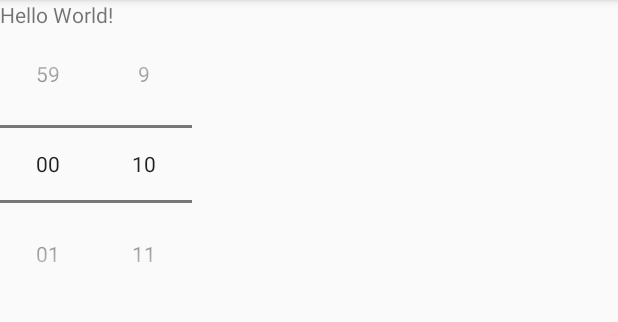
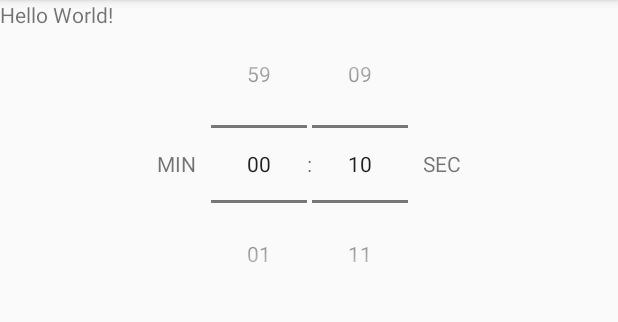
Before and after one commit to logikfabrik/hiit, an Android app: the screen it shows after launch (MainActivity), on a phone screen of 412 x 824 dp, the part 84-406 px from its top. Run offline under Robolectric (Android 15) with nearby library versions, the phone set to English and light mode, and no system bars.

Commit message:
Renames the picker widget and restructures code

```diff
--- a/src/app/src/main/java/com/example/hiit/MainActivity.kt
+++ b/src/app/src/main/java/com/example/hiit/MainActivity.kt
@@ -7,13 +7,5 @@ class MainActivity : AppCompatActivity() {
     override fun onCreate(savedInstanceState: Bundle?) {
         super.onCreate(savedInstanceState)
         setContentView(R.layout.activity_main)
-
-        val minPicker = this.findViewById<MyNumberPicker>(R.id.minMyNumberPicker);
-
-        val range = IntRange(minPicker.minValue, minPicker.maxValue);
-
-        val tmp = range.map { value -> if(value < 10) "0$value" else "$value"; }.toTypedArray();
-
-        minPicker.displayedValues = tmp;
     }
 }
--- a/src/app/src/main/java/com/example/hiit/MyNumberPicker.kt
+++ b/src/app/src/main/java/com/example/hiit/widgets/MyTimePartPicker.kt
@@ -1,10 +1,11 @@
-package com.example.hiit
+package com.example.hiit.widgets
 
 import android.content.Context
 import android.util.AttributeSet
 import android.widget.NumberPicker
+import com.example.hiit.R
 
-class MyNumberPicker : NumberPicker {
+open class MyTimePartPicker : NumberPicker {
 
     constructor(context: Context) : super(context)
 
@@ -21,15 +22,29 @@ class MyNumberPicker : NumberPicker {
     }
 
     private fun processXmlAttributes(attrs: AttributeSet, defStyleAttr: Int = 0, defStyleRes: Int = 0) {
-        val attributes = context.theme.obtainStyledAttributes(attrs, R.styleable.MyNumberPicker, defStyleAttr, defStyleRes)
+        val attributes = context.theme.obtainStyledAttributes(attrs, R.styleable.MyTimePartPicker, defStyleAttr, defStyleRes)
 
         try {
-            this.minValue = attributes.getInt(R.styleable.MyNumberPicker_minValue, 0)
-            this.maxValue = attributes.getInt(R.styleable.MyNumberPicker_maxValue, 0)
-            this.value = attributes.getInt(R.styleable.MyNumberPicker_defaultValue, 0)
+            minValue = maxOf(attributes.getInt(R.styleable.MyTimePartPicker_minValue, 0), 0)
+            maxValue = maxOf(attributes.getInt(R.styleable.MyTimePartPicker_maxValue, 60), 0)
+            value = maxOf(attributes.getInt(R.styleable.MyTimePartPicker_defaultValue, 0), 0)
         } finally {
             attributes.recycle()
         }
     }
 
+    override fun onFinishInflate() {
+        super.onFinishInflate()
+
+        if(minValue >= maxValue) {
+            return
+        }
+
+        val range = IntRange(minValue, maxValue)
+
+        val values = range.map { value -> if(value < 10) "0$value" else "$value"; }.toTypedArray()
+
+        displayedValues = values
+    }
+
 }
--- a/src/app/src/main/res/layout/activity_main.xml
+++ b/src/app/src/main/res/layout/activity_main.xml
@@ -7,9 +7,11 @@
     tools:context=".MainActivity">
 
     <LinearLayout
+        android:layout_width="match_parent"
         android:layout_height="match_parent"
-        android:layout_width="match_parent"
-        android:orientation="vertical">
+        android:orientation="vertical"
+        tools:layout_editor_absoluteX="35dp"
+        tools:layout_editor_absoluteY="137dp">
 
         <TextView
             android:layout_width="wrap_content"
@@ -17,27 +19,48 @@
             android:text="Hello World!" />
 
         <LinearLayout
+            android:layout_width="match_parent"
             android:layout_height="wrap_content"
-            android:layout_width="wrap_content"
-            android:orientation="horizontal">
+            android:orientation="horizontal"
+            android:gravity="center_horizontal">
 
-            <com.example.hiit.MyNumberPicker
-                android:id="@+id/minMyNumberPicker"
+            <TextView
+                android:layout_width="wrap_content"
+                android:layout_height="match_parent"
+                android:text="Min"
+                android:textAllCaps="true"
+                android:gravity="center_vertical"
+                android:layout_marginRight="10dp" />
+
+            <com.example.hiit.widgets.MyTimePartPicker
                 android:layout_width="wrap_content"
                 android:layout_height="wrap_content"
-                app:minValue="0"
+                app:defaultValue="0"
                 app:maxValue="59"
-                app:defaultValue="0"/>
+                app:minValue="0" />
 
-            <com.example.hiit.MyNumberPicker
+            <TextView
+                android:layout_width="wrap_content"
+                android:layout_height="match_parent"
+                android:text=":"
+                android:gravity="center_vertical" />
+
+            <com.example.hiit.widgets.MyTimePartPicker
                 android:layout_width="wrap_content"
                 android:layout_height="wrap_content"
-                app:minValue="0"
+                app:defaultValue="10"
                 app:maxValue="59"
-                app:defaultValue="10"/>
+                app:minValue="0" />
+
+            <TextView
+                android:layout_width="wrap_content"
+                android:layout_height="match_parent"
+                android:text="Sec"
+                android:textAllCaps="true"
+                android:gravity="center_vertical"
+                android:layout_marginLeft="10dp" />
 
         </LinearLayout>
-
 
 
     </LinearLayout>
--- a/src/app/src/main/res/values/attrs.xml
+++ b/src/app/src/main/res/values/attrs.xml
@@ -1,7 +1,7 @@
 <?xml version="1.0" encoding="utf-8"?>
 <resources>
 
-    <declare-styleable name="MyNumberPicker">
+    <declare-styleable name="MyTimePartPicker">
         <attr name="maxValue" format="integer" />
         <attr name="minValue" format="integer" />
         <attr name="defaultValue" format="integer" />
```
